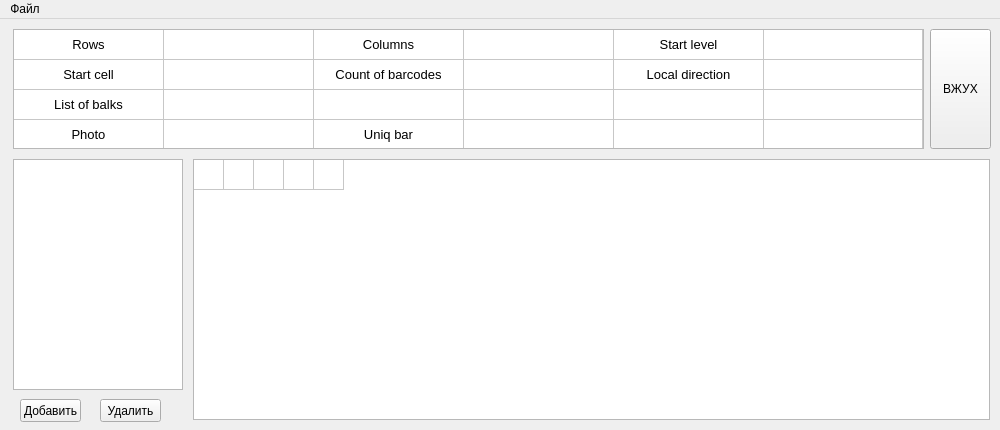
This is main.ui in GAJIbl4/TopConst as Qt 5 draws it before an edit. The edited form follows.
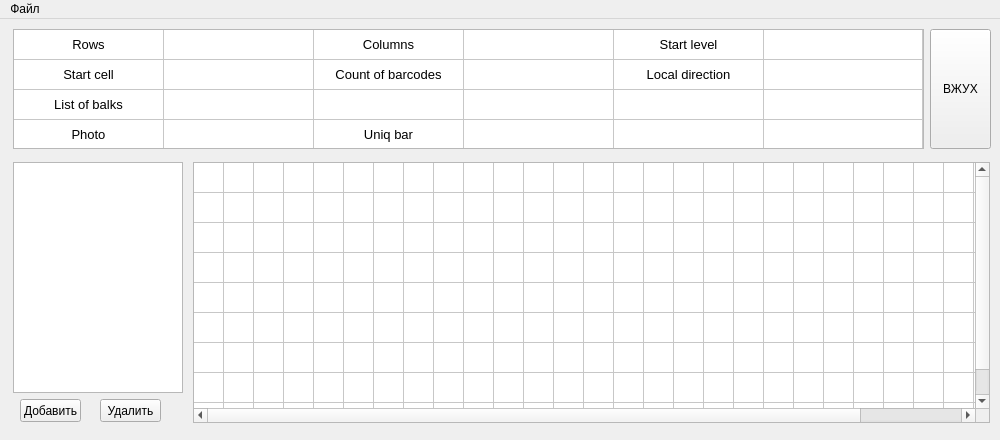
This is the edited form. Icons and pictures are not drawn.

What changed in the file:
```diff
--- a/main.ui
+++ b/main.ui
@@ -7,7 +7,7 @@
     <x>0</x>
     <y>0</y>
     <width>1000</width>
-    <height>430</height>
+    <height>440</height>
    </rect>
   </property>
   <property name="sizePolicy">
@@ -19,13 +19,13 @@
   <property name="minimumSize">
    <size>
     <width>1000</width>
-    <height>430</height>
+    <height>440</height>
    </size>
   </property>
   <property name="maximumSize">
    <size>
     <width>1000</width>
-    <height>430</height>
+    <height>440</height>
    </size>
   </property>
   <property name="windowTitle">
@@ -36,7 +36,7 @@
     <property name="geometry">
      <rect>
       <x>193</x>
-      <y>140</y>
+      <y>143</y>
       <width>797</width>
       <height>261</height>
      </rect>
@@ -50,6 +50,12 @@
     <property name="gridStyle">
      <enum>Qt::SolidLine</enum>
     </property>
+    <property name="rowCount">
+     <number>9</number>
+    </property>
+    <property name="columnCount">
+     <number>30</number>
+    </property>
     <attribute name="horizontalHeaderVisible">
      <bool>false</bool>
     </attribute>
@@ -74,6 +80,14 @@
       </color>
      </property>
     </row>
+    <row/>
+    <row/>
+    <row/>
+    <row/>
+    <row/>
+    <row/>
+    <row/>
+    <row/>
     <column>
      <property name="text">
       <string>1</string>
@@ -106,12 +120,37 @@
       <string>1</string>
      </property>
     </column>
+    <column/>
+    <column/>
+    <column/>
+    <column/>
+    <column/>
+    <column/>
+    <column/>
+    <column/>
+    <column/>
+    <column/>
+    <column/>
+    <column/>
+    <column/>
+    <column/>
+    <column/>
+    <column/>
+    <column/>
+    <column/>
+    <column/>
+    <column/>
+    <column/>
+    <column/>
+    <column/>
+    <column/>
+    <column/>
    </widget>
    <widget class="QListWidget" name="listWidget">
     <property name="geometry">
      <rect>
       <x>13</x>
-      <y>140</y>
+      <y>143</y>
       <width>170</width>
       <height>231</height>
      </rect>
@@ -128,6 +167,9 @@
     <property name="viewMode">
      <enum>QListView::ListMode</enum>
     </property>
+    <property name="sortingEnabled">
+     <bool>false</bool>
+    </property>
    </widget>
    <widget class="QTableWidget" name="upper_table">
     <property name="geometry">
```
Left out of the diff: 16 changed lines with no effect on the pictures.
